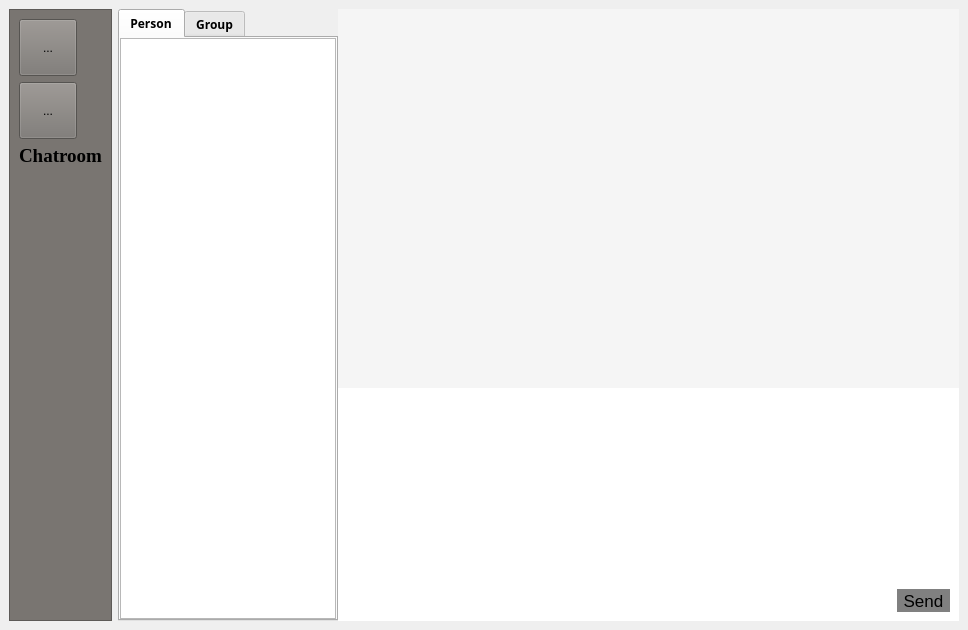
Old version of the form ClientGUI/maindialoginterface.ui in the repository saxonsa/chatroom.
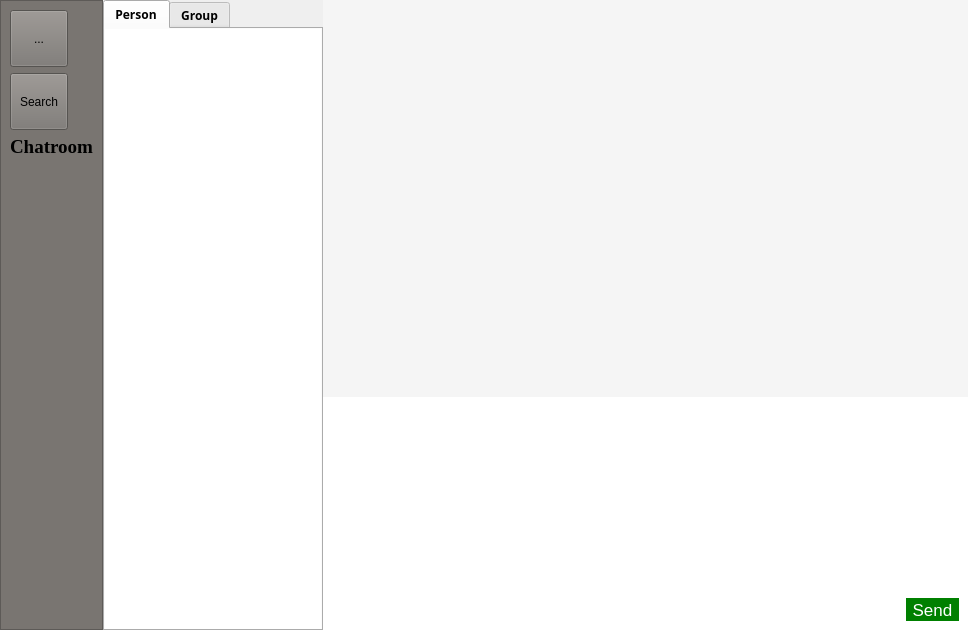
New version of the form. The open tabs and pages were chosen to show the change.

Patch:
```diff
--- a/ClientGUI/maindialoginterface.ui
+++ b/ClientGUI/maindialoginterface.ui
@@ -29,7 +29,7 @@
   <widget class="QWidget" name="centralwidget">
    <property name="minimumSize">
     <size>
-     <width>916</width>
+     <width>968</width>
      <height>619</height>
     </size>
    </property>
@@ -37,6 +37,21 @@
     <string notr="true"/>
    </property>
    <layout class="QHBoxLayout" name="horizontalLayout">
+    <property name="spacing">
+     <number>0</number>
+    </property>
+    <property name="leftMargin">
+     <number>0</number>
+    </property>
+    <property name="topMargin">
+     <number>0</number>
+    </property>
+    <property name="rightMargin">
+     <number>0</number>
+    </property>
+    <property name="bottomMargin">
+     <number>0</number>
+    </property>
     <item>
      <widget class="QFrame" name="frame">
       <property name="sizePolicy">
@@ -55,30 +70,7 @@
        <enum>QFrame::Raised</enum>
       </property>
       <layout class="QFormLayout" name="formLayout">
-       <item row="0" column="0">
-        <widget class="QToolButton" name="History">
-         <property name="layoutDirection">
-          <enum>Qt::LeftToRight</enum>
-         </property>
-         <property name="styleSheet">
-          <string notr="true">width:50px;height:50px;</string>
-         </property>
-         <property name="text">
-          <string>...</string>
-         </property>
-        </widget>
-       </item>
-       <item row="1" column="0">
-        <widget class="QToolButton" name="Logo">
-         <property name="styleSheet">
-          <string notr="true">width:50px;height:50px;</string>
-         </property>
-         <property name="text">
-          <string>...</string>
-         </property>
-        </widget>
-       </item>
-       <item row="4" column="0">
+       <item row="5" column="0">
         <spacer name="verticalSpacer">
          <property name="orientation">
           <enum>Qt::Vertical</enum>
@@ -91,7 +83,7 @@
          </property>
         </spacer>
        </item>
-       <item row="3" column="0">
+       <item row="4" column="0">
         <widget class="QLabel" name="label">
          <property name="palette">
           <palette>
@@ -206,6 +198,29 @@
          </property>
         </widget>
        </item>
+       <item row="1" column="0">
+        <widget class="QToolButton" name="History">
+         <property name="layoutDirection">
+          <enum>Qt::LeftToRight</enum>
+         </property>
+         <property name="styleSheet">
+          <string notr="true">width:50px;height:50px;</string>
+         </property>
+         <property name="text">
+          <string>Search</string>
+         </property>
+        </widget>
+       </item>
+       <item row="0" column="0">
+        <widget class="QToolButton" name="Logo">
+         <property name="styleSheet">
+          <string notr="true">width:50px;height:50px;</string>
+         </property>
+         <property name="text">
+          <string>...</string>
+         </property>
+        </widget>
+       </item>
       </layout>
      </widget>
     </item>
@@ -237,7 +252,7 @@
         <number>0</number>
        </property>
        <item>
-        <widget class="QWidget" name="widget" native="true">
+        <widget class="QFrame" name="frame_1">
          <property name="sizePolicy">
           <sizepolicy hsizetype="Fixed" vsizetype="Preferred">
            <horstretch>0</horstretch>
@@ -247,7 +262,7 @@
          <property name="minimumSize">
           <size>
            <width>220</width>
-           <height>0</height>
+           <height>631</height>
           </size>
          </property>
          <property name="maximumSize">
@@ -256,7 +271,13 @@
            <height>16777215</height>
           </size>
          </property>
-         <layout class="QHBoxLayout" name="horizontalLayout_3">
+         <property name="styleSheet">
+          <string notr="true"/>
+         </property>
+         <layout class="QVBoxLayout" name="verticalLayout_3">
+          <property name="spacing">
+           <number>0</number>
+          </property>
           <property name="leftMargin">
            <number>0</number>
           </property>
@@ -271,17 +292,23 @@
           </property>
           <item>
            <widget class="QTabWidget" name="tabWidget">
+            <property name="styleSheet">
+             <string notr="true"/>
+            </property>
             <property name="currentIndex">
-             <number>1</number>
+             <number>0</number>
             </property>
             <widget class="QWidget" name="Person">
+             <property name="sizePolicy">
+              <sizepolicy hsizetype="Preferred" vsizetype="Preferred">
+               <horstretch>0</horstretch>
+               <verstretch>0</verstretch>
+              </sizepolicy>
+             </property>
              <attribute name="title">
               <string>Person</string>
              </attribute>
-             <layout class="QVBoxLayout" name="verticalLayout_3">
-              <property name="spacing">
-               <number>0</number>
-              </property>
+             <layout class="QVBoxLayout" name="verticalLayout_5">
               <property name="leftMargin">
                <number>0</number>
               </property>
@@ -295,7 +322,11 @@
                <number>0</number>
               </property>
               <item>
-               <widget class="QListView" name="listView"/>
+               <widget class="QListView" name="listView">
+                <property name="styleSheet">
+                 <string notr="true">border:none</string>
+                </property>
+               </widget>
               </item>
              </layout>
             </widget>
@@ -320,7 +351,11 @@
                <number>0</number>
               </property>
               <item>
-               <widget class="QTreeView" name="treeView"/>
+               <widget class="QTreeView" name="treeView">
+                <property name="styleSheet">
+                 <string notr="true">border:none;</string>
+                </property>
+               </widget>
               </item>
              </layout>
             </widget>
@@ -343,6 +378,9 @@
            <height>0</height>
           </size>
          </property>
+         <property name="styleSheet">
+          <string notr="true"/>
+         </property>
          <layout class="QVBoxLayout" name="verticalLayout" stretch="0,4">
           <property name="spacing">
            <number>0</number>
@@ -511,7 +549,7 @@
                    </font>
                   </property>
                   <property name="styleSheet">
-                   <string notr="true">background-color:gray;</string>
+                   <string notr="true">background-color:green;color:white;</string>
                   </property>
                   <property name="text">
                    <string>Send</string>
```
